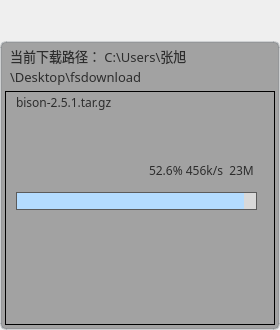
Above: downloadwidget.ui from HuaGouFdog/Fdog-Kit before the change. Below: the same form after it.
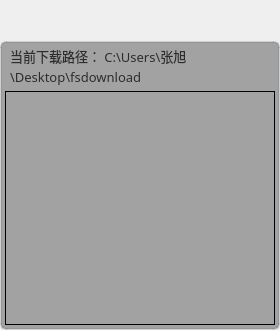
That is the form after the change. Icons and pictures are not drawn.

```diff
--- a/downloadwidget.ui
+++ b/downloadwidget.ui
@@ -291,6 +291,12 @@
       </item>
       <item>
        <widget class="QScrollArea" name="scrollArea">
+        <property name="minimumSize">
+         <size>
+          <width>0</width>
+          <height>0</height>
+         </size>
+        </property>
         <property name="styleSheet">
          <string notr="true">#scrollArea{
 	border: 1px solid;
@@ -310,21 +316,15 @@
            <height>238</height>
           </rect>
          </property>
+         <property name="minimumSize">
+          <size>
+           <width>0</width>
+           <height>200</height>
+          </size>
+         </property>
          <property name="styleSheet">
           <string notr="true">background-color: rgba(255, 255, 255, 150);</string>
          </property>
-         <widget class="QWidget" name="widget" native="true">
-          <property name="geometry">
-           <rect>
-            <x>10</x>
-            <y>0</y>
-            <width>251</width>
-            <height>41</height>
-           </rect>
-          </property>
-          <property name="styleSheet">
-           <string notr="true">background-color: rgba(255, 255, 255, 0);</string>
-          </property>
           <layout class="QVBoxLayout" name="verticalLayout_3">
            <property name="spacing">
             <number>0</number>
@@ -342,207 +342,49 @@
             <number>0</number>
            </property>
            <item>
-            <widget class="QLabel" name="label">
+           <widget class="QWidget" name="widget" native="true">
              <property name="minimumSize">
               <size>
                <width>0</width>
-               <height>20</height>
-              </size>
-             </property>
-             <property name="maximumSize">
-              <size>
-               <width>16777215</width>
-               <height>20</height>
-              </size>
-             </property>
-             <property name="font">
-              <font>
-               <family>OPPOSans B</family>
-               <pointsize>9</pointsize>
-               <stylestrategy>PreferAntialias</stylestrategy>
-              </font>
-             </property>
-             <property name="styleSheet">
-              <string notr="true">color: rgb(45, 45, 45);</string>
-             </property>
-             <property name="text">
-              <string>bison-2.5.1.tar.gz</string>
-             </property>
-            </widget>
-           </item>
-           <item>
-            <widget class="QWidget" name="widget_5" native="true">
-             <property name="minimumSize">
-              <size>
-               <width>0</width>
-               <height>20</height>
-              </size>
-             </property>
-             <property name="maximumSize">
-              <size>
-               <width>16777215</width>
-               <height>20</height>
+              <height>200</height>
               </size>
              </property>
              <property name="styleSheet">
               <string notr="true">background-color: rgba(255, 255, 255, 0);</string>
              </property>
-            </widget>
-           </item>
-          </layout>
-         </widget>
-         <widget class="QProgressBar" name="progressBar">
-          <property name="geometry">
-           <rect>
-            <x>10</x>
-            <y>100</y>
-            <width>241</width>
-            <height>18</height>
-           </rect>
-          </property>
-          <property name="minimumSize">
-           <size>
-            <width>0</width>
-            <height>18</height>
-           </size>
-          </property>
-          <property name="maximumSize">
-           <size>
-            <width>16777215</width>
-            <height>18</height>
-           </size>
-          </property>
-          <property name="styleSheet">
-           <string notr="true">QProgressBar {
-	border: 1px solid;
-	border-color: rgb(91, 91, 91);
-	border-radius: 0px; 
-	/*background-color: #FFFFFF; */
-	text-align:center; 
-	color: rgba(0, 0, 0, 200);
-}
-
-QProgressBar:chunk{
-	border-radius:0px;
-	background-color: rgb(180, 220, 255);
-}</string>
-          </property>
-          <property name="value">
-           <number>95</number>
-          </property>
-          <property name="textVisible">
-           <bool>false</bool>
-          </property>
-          <property name="invertedAppearance">
-           <bool>false</bool>
-          </property>
-          <property name="textDirection">
-           <enum>QProgressBar::TopToBottom</enum>
-          </property>
-          <property name="format">
-           <string>%p%</string>
-          </property>
-         </widget>
-         <widget class="QWidget" name="widget_4" native="true">
-          <property name="geometry">
-           <rect>
-            <x>10</x>
-            <y>70</y>
-            <width>241</width>
-            <height>18</height>
-           </rect>
-          </property>
-          <property name="minimumSize">
-           <size>
-            <width>0</width>
-            <height>18</height>
-           </size>
-          </property>
-          <property name="maximumSize">
-           <size>
-            <width>16777215</width>
-            <height>18</height>
-           </size>
-          </property>
-          <property name="styleSheet">
-           <string notr="true">background-color: rgba(131, 185, 255, 0);
-color: rgb(0, 0, 0);</string>
-          </property>
-          <layout class="QHBoxLayout" name="horizontalLayout">
+            <layout class="QVBoxLayout" name="verticalLayout_4">
            <property name="spacing">
-            <number>0</number>
+              <number>3</number>
            </property>
            <property name="leftMargin">
-            <number>3</number>
+              <number>0</number>
            </property>
            <property name="topMargin">
             <number>0</number>
            </property>
            <property name="rightMargin">
-            <number>3</number>
+              <number>0</number>
            </property>
            <property name="bottomMargin">
             <number>0</number>
            </property>
            <item>
-            <widget class="QLabel" name="label_3">
-             <property name="minimumSize">
-              <size>
-               <width>12</width>
-               <height>12</height>
-              </size>
-             </property>
-             <property name="maximumSize">
-              <size>
-               <width>12</width>
-               <height>12</height>
-              </size>
-             </property>
-             <property name="styleSheet">
-              <string notr="true">image: url(:/lib/peixu.png);</string>
-             </property>
-             <property name="text">
-              <string/>
-             </property>
-            </widget>
-           </item>
-           <item>
-            <spacer name="horizontalSpacer">
+              <spacer name="verticalSpacer">
              <property name="orientation">
-              <enum>Qt::Horizontal</enum>
+                <enum>Qt::Vertical</enum>
              </property>
              <property name="sizeHint" stdset="0">
               <size>
-               <width>99</width>
-               <height>15</height>
+                 <width>20</width>
+                 <height>235</height>
               </size>
              </property>
             </spacer>
            </item>
-           <item>
-            <widget class="QLabel" name="label_4">
-             <property name="maximumSize">
-              <size>
-               <width>16777215</width>
-               <height>15</height>
-              </size>
-             </property>
-             <property name="font">
-              <font>
-               <family>OPPOSans B</family>
-               <pointsize>9</pointsize>
-              </font>
-             </property>
-             <property name="styleSheet">
-              <string notr="true">color: rgb(45, 45, 45);</string>
-             </property>
-             <property name="text">
-              <string>52.6% 456k/s  23M</string>
-             </property>
+            </layout>
             </widget>
            </item>
           </layout>
-         </widget>
         </widget>
        </widget>
       </item>
```
Lines whose indentation alone changed are shown as unchanged.
